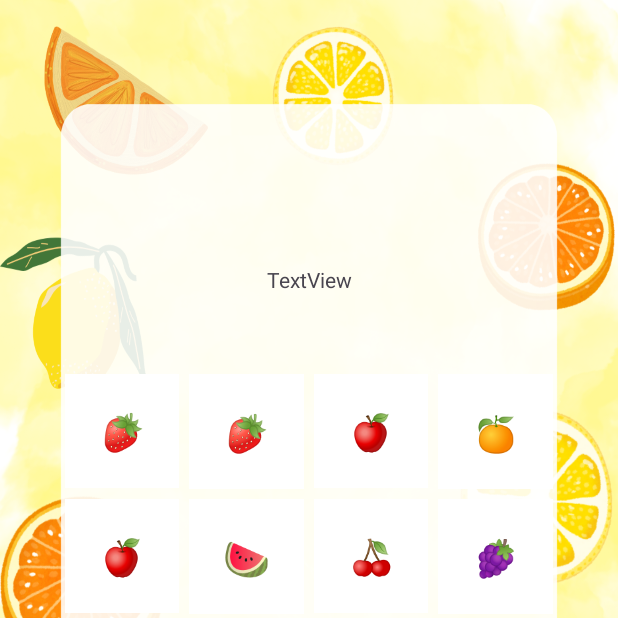
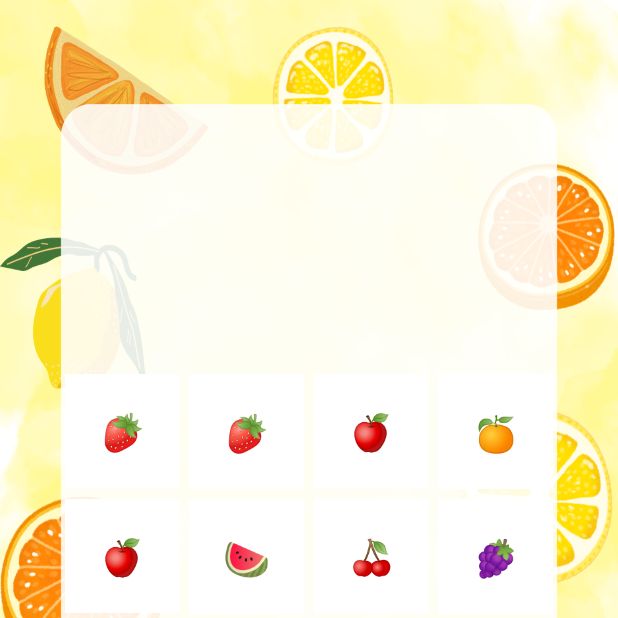
Before and after one commit to marklourenco/MemoryGame, an Android app: the PlayActivity screen opened directly, with no data from a screen before it, on a phone screen of 412 x 824 dp, the top half of it. Run offline under Robolectric (Android 15) with nearby library versions, the phone set to English and light mode, and no system bars; Roboto replaces fonts that are not available here.

Commit message:
Delete extra TextView

```diff
--- a/app/src/main/res/layout/play_layout.xml
+++ b/app/src/main/res/layout/play_layout.xml
@@ -57,13 +57,4 @@
         app:layout_constraintStart_toStartOf="@+id/gameLayout_id"
         app:layout_constraintTop_toTopOf="@+id/newGame_id" />
 
-    <TextView
-        android:id="@+id/timer_id"
-        android:layout_width="wrap_content"
-        android:layout_height="wrap_content"
-        android:layout_marginBottom="50dp"
-        android:text="TextView"
-        app:layout_constraintBottom_toTopOf="@+id/gameLayout_id"
-        app:layout_constraintEnd_toEndOf="@+id/gameLayout_id"
-        app:layout_constraintStart_toStartOf="@+id/gameLayout_id" />
 </androidx.constraintlayout.widget.ConstraintLayout>
```
